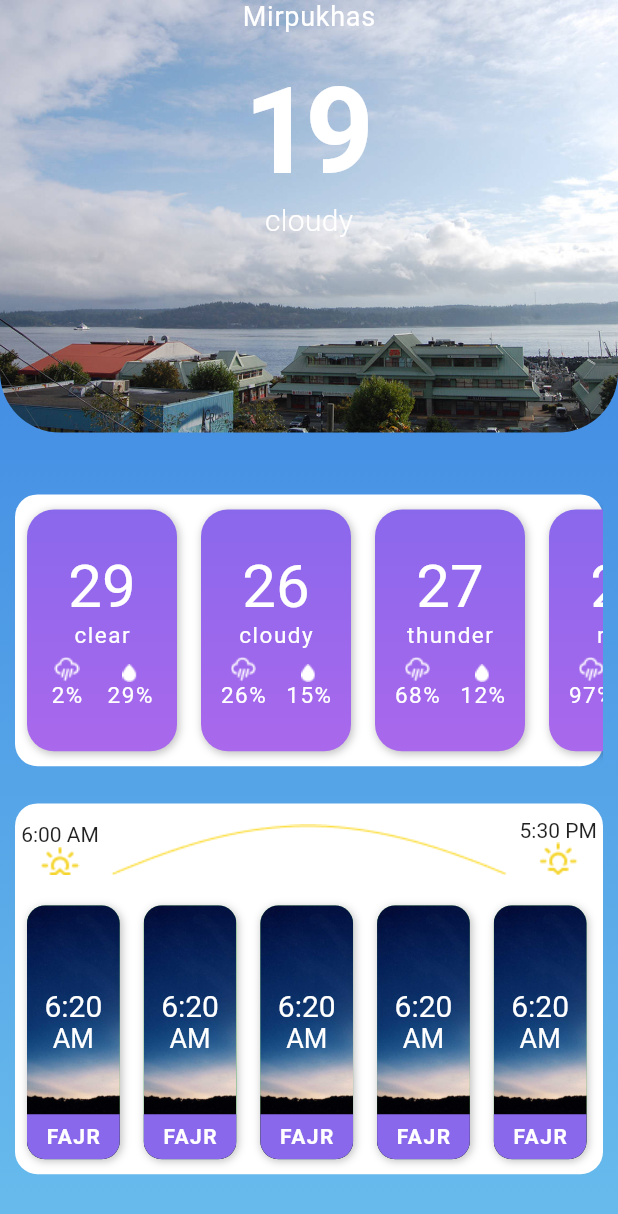
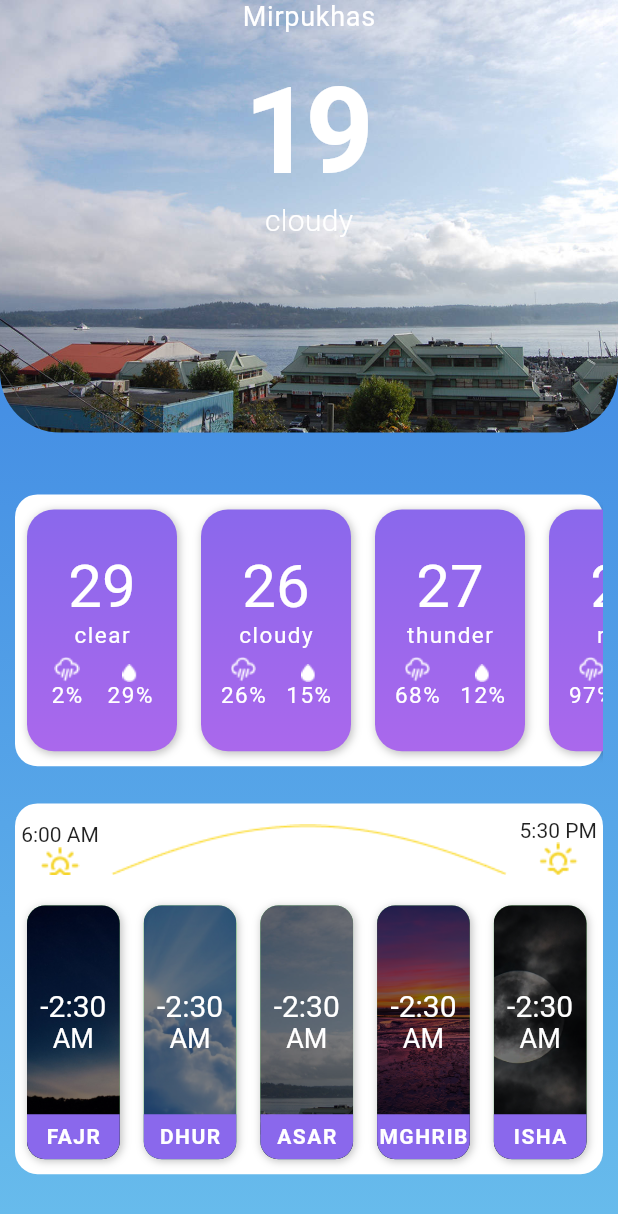
Before and after one commit to mUmarBaloch/Flutter-Weather-App, a Flutter app: the screen it shows after launch, on a phone screen of 412 x 824 dp. Shown: the top 1214 px of the screen. Run offline on Flutter 3.47's test engine with Material 2 defaults, Android fonts, the phone set to English and light mode, and no system bars.

Commit message:
added data to prayer cards dynamically

```diff
--- a/lib/Models/prayer_models.dart
+++ b/lib/Models/prayer_models.dart
@@ -13,3 +13,13 @@ class SunDetails {
 
   SunDetails({this.city, this.sunriseTime, this.sunsetTime});
 }
+
+final prayerName = ['FAJR', 'DHUR', 'ASAR', 'MGHRIB', 'ISHA'];
+
+final prayerBg = [
+  'fajr.jpg',
+  'dhur.jpeg',
+  'asar.jpg',
+  'maghrib.jpg',
+  'isha.jpg'
+];
--- a/lib/Views/Widgets/prayer_card.dart
+++ b/lib/Views/Widgets/prayer_card.dart
@@ -2,6 +2,11 @@ import 'package:flutter/material.dart';
 import 'package:weather_app/core/device_config.dart';
 
 class PrayerCard extends StatelessWidget {
+  final prayerName;
+  final prayerTime;
+  final prayerBg;
+  final timeNow = DateTime.now().hour - 12;
+  PrayerCard({this.prayerName, this.prayerTime, this.prayerBg});
   @override
   Widget build(BuildContext context) {
     return Padding(
@@ -16,7 +21,9 @@ class PrayerCard extends StatelessWidget {
             color: Colors.green,
             image: DecorationImage(
               fit: BoxFit.fitHeight,
-              image: AssetImage('assets/fajr.jpg'),
+              colorFilter: ColorFilter.mode(
+                  Colors.black.withOpacity(.5), BlendMode.srcATop),
+              image: AssetImage('assets/$prayerBg'),
             ),
             borderRadius: BorderRadius.circular(12),
             boxShadow: [
@@ -39,7 +46,7 @@ class PrayerCard extends StatelessWidget {
                         height: 15,
                       ),
                       Text(
-                        '6:20',
+                        '$timeNow:${DateTime.now().minute}',
                         style: TextStyle(color: Colors.white, fontSize: 20),
                       ),
                       Text(
@@ -60,7 +67,7 @@ class PrayerCard extends StatelessWidget {
                 ),
                 child: Center(
                   child: Text(
-                    'FAJR',
+                    '$prayerName',
                     style: TextStyle(
                         color: Colors.white,
                         fontWeight: FontWeight.w600,
--- a/lib/Views/main_screen.dart
+++ b/lib/Views/main_screen.dart
@@ -1,6 +1,7 @@
 import 'package:flutter/material.dart';
 import 'package:weather_app/constants.dart';
 import 'package:weather_app/core/device_config.dart';
+import 'package:weather_app/models/prayer_models.dart';
 import 'package:weather_app/models/prediction_weather_model.dart';
 import 'package:weather_app/models/weather_model.dart';
 import 'package:weather_app/views/Widgets/top_weather_widget.dart';
@@ -53,34 +54,17 @@ class MainScreen extends StatelessWidget {
                 SizedBox(
                   height: 10,
                 ),
-                Row(
-                  mainAxisAlignment: MainAxisAlignment.spaceAround,
-                  crossAxisAlignment: CrossAxisAlignment.end,
-                  children: [
-                    Column(
-                      children: [
-                        Text('6:00 AM'),
-                        Image.asset(
-                          'assets/sunsriseIcon.png',
-                        ),
-                      ],
-                    ),
-                    Image.asset('assets/Line.png'),
-                    Column(
-                      children: [
-                        Text('5:30 PM'),
-                        Image.asset('assets/sunsetIco.png'),
-                      ],
-                    ),
-                  ],
-                ),
+                sunStatus(),
                 SizedBox(
                   height: 10,
                 ),
                 Expanded(
                   child: ListView.builder(
                     scrollDirection: Axis.horizontal,
-                    itemBuilder: (context, index) => PrayerCard(),
+                    itemBuilder: (context, index) => PrayerCard(
+                      prayerName: prayerName[index],
+                      prayerBg: prayerBg[index],
+                    ),
                     itemCount: 5,
                   ),
                 )
@@ -95,4 +79,28 @@ class MainScreen extends StatelessWidget {
       ]),
     );
   }
+
+  Row sunStatus() {
+    return Row(
+      mainAxisAlignment: MainAxisAlignment.spaceAround,
+      crossAxisAlignment: CrossAxisAlignment.end,
+      children: [
+        Column(
+          children: [
+            Text('6:00 AM'),
+            Image.asset(
+              'assets/sunsriseIcon.png',
+            ),
+          ],
+        ),
+        Image.asset('assets/Line.png'),
+        Column(
+          children: [
+            Text('5:30 PM'),
+            Image.asset('assets/sunsetIco.png'),
+          ],
+        ),
+      ],
+    );
+  }
 }
```
